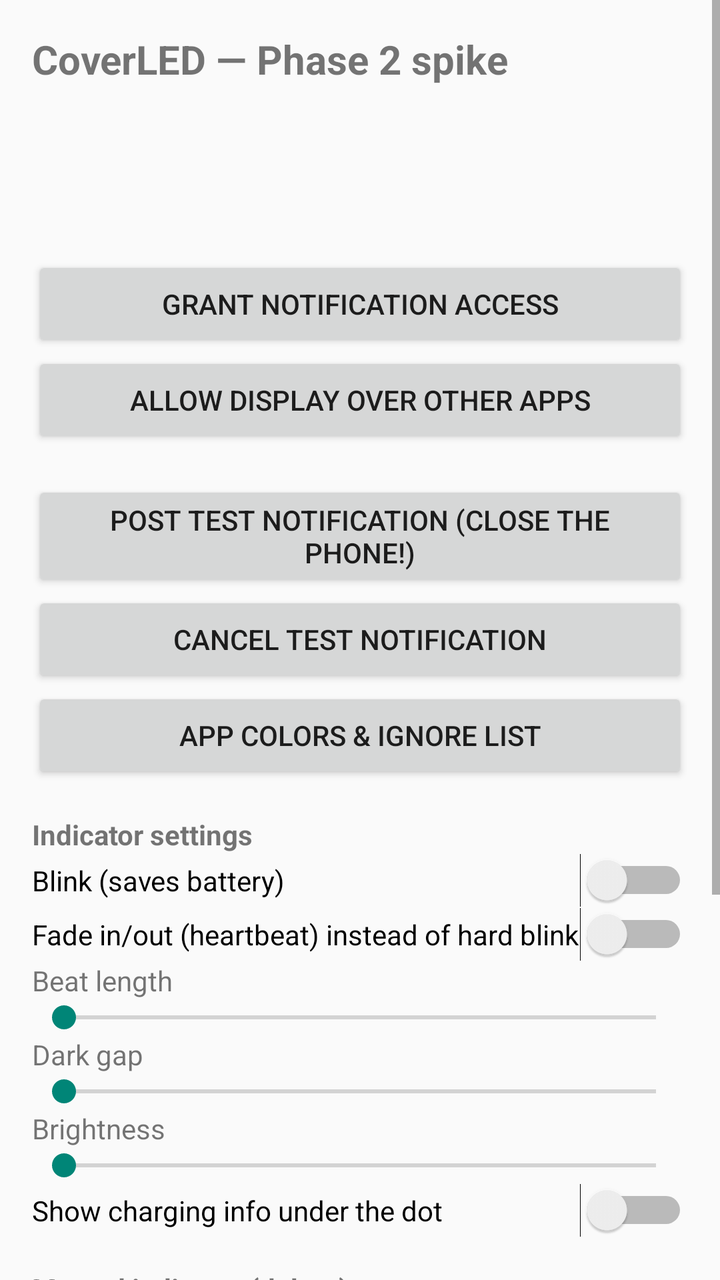
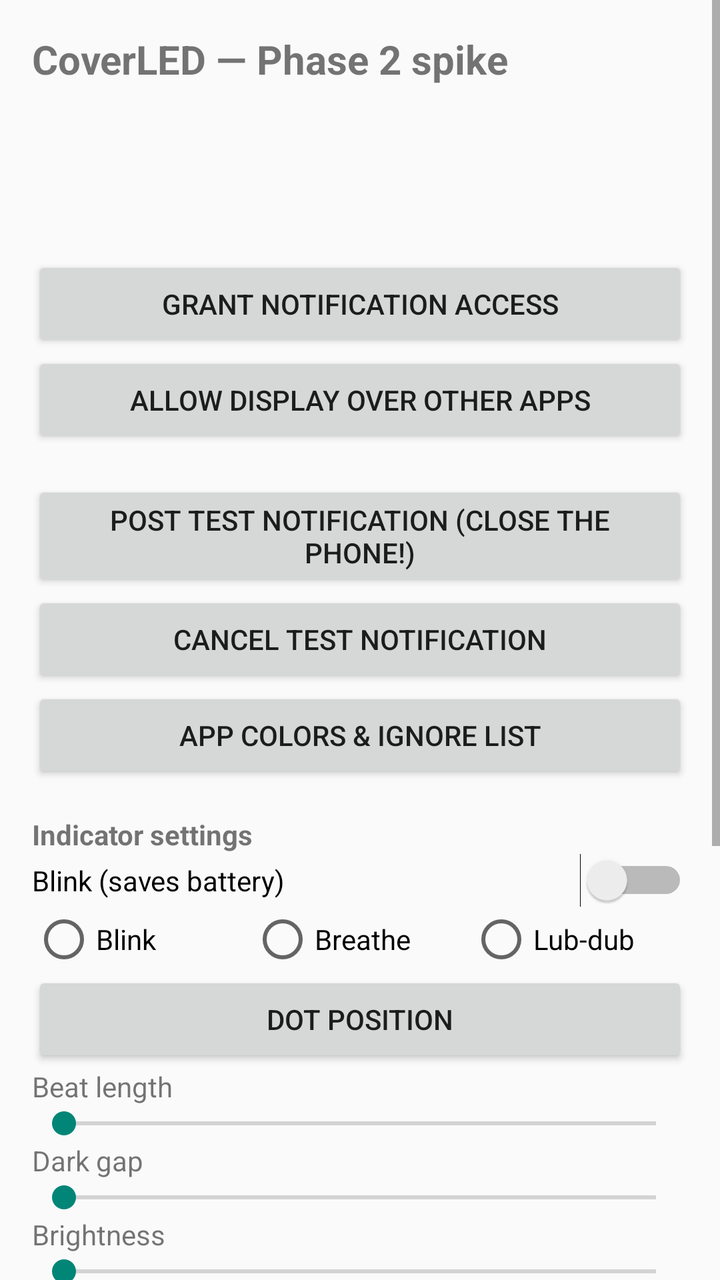

An Android layout rendered at two revisions. The XML below is the earlier revision; the diff shows what the commit changed to produce the second picture.
<!-- AndroidManifest.xml: application theme Theme.CoverLED -->
<!-- res/layout/activity_main.xml -->
<?xml version="1.0" encoding="utf-8"?>
<ScrollView xmlns:android="http://schemas.android.com/apk/res/android"
    android:layout_width="match_parent"
    android:layout_height="match_parent">

    <LinearLayout
        android:layout_width="match_parent"
        android:layout_height="wrap_content"
        android:orientation="vertical"
        android:padding="16dp">

        <TextView
            android:layout_width="match_parent"
            android:layout_height="wrap_content"
            android:text="CoverLED — Phase 2 spike"
            android:textSize="20sp"
            android:textStyle="bold" />

        <TextView
            android:id="@+id/txtDisplays"
            android:layout_width="match_parent"
            android:layout_height="wrap_content"
            android:layout_marginTop="12dp"
            android:fontFamily="monospace"
            android:textSize="12sp" />

        <TextView
            android:id="@+id/txtFold"
            android:layout_width="match_parent"
            android:layout_height="wrap_content"
            android:layout_marginTop="12dp"
            android:fontFamily="monospace"
            android:textSize="12sp" />

        <TextView
            android:id="@+id/txtAccess"
            android:layout_width="match_parent"
            android:layout_height="wrap_content"
            android:layout_marginTop="12dp"
            android:fontFamily="monospace"
            android:textSize="12sp" />

        <Button
            android:id="@+id/btnAccess"
            android:layout_width="match_parent"
            android:layout_height="wrap_content"
            android:text="Grant notification access" />

        <Button
            android:id="@+id/btnOverlay"
            android:layout_width="match_parent"
            android:layout_height="wrap_content"
            android:text="Allow display over other apps" />

        <TextView
            android:id="@+id/txtState"
            android:layout_width="match_parent"
            android:layout_height="wrap_content"
            android:fontFamily="monospace"
            android:textSize="12sp" />

        <Button
            android:id="@+id/btnTestNotif"
            android:layout_width="match_parent"
            android:layout_height="wrap_content"
            android:text="Post test notification (close the phone!)" />

        <Button
            android:id="@+id/btnCancelNotif"
            android:layout_width="match_parent"
            android:layout_height="wrap_content"
            android:text="Cancel test notification" />

        <Button
            android:id="@+id/btnColors"
            android:layout_width="match_parent"
            android:layout_height="wrap_content"
            android:text="App colors &amp; ignore list" />

        <TextView
            android:layout_width="match_parent"
            android:layout_height="wrap_content"
            android:layout_marginTop="16dp"
            android:text="Indicator settings"
            android:textStyle="bold" />

        <Switch
            android:id="@+id/swBlink"
            android:layout_width="match_parent"
            android:layout_height="wrap_content"
            android:text="Blink (saves battery)" />

        <Switch
            android:id="@+id/swFade"
            android:layout_width="match_parent"
            android:layout_height="wrap_content"
            android:text="Fade in/out (heartbeat) instead of hard blink" />

        <TextView
            android:id="@+id/lblBlinkOn"
            android:layout_width="match_parent"
            android:layout_height="wrap_content"
            android:text="Beat length" />

        <SeekBar
            android:id="@+id/sbBlinkOn"
            android:layout_width="match_parent"
            android:layout_height="wrap_content"
            android:max="28" />

        <TextView
            android:id="@+id/lblBlinkOff"
            android:layout_width="match_parent"
            android:layout_height="wrap_content"
            android:text="Dark gap" />

        <SeekBar
            android:id="@+id/sbBlinkOff"
            android:layout_width="match_parent"
            android:layout_height="wrap_content"
            android:max="29" />

        <TextView
            android:id="@+id/lblBrightness"
            android:layout_width="match_parent"
            android:layout_height="wrap_content"
            android:text="Brightness" />

        <SeekBar
            android:id="@+id/sbBrightness"
            android:layout_width="match_parent"
            android:layout_height="wrap_content"
            android:max="99" />

        <Switch
            android:id="@+id/swBattery"
            android:layout_width="match_parent"
            android:layout_height="wrap_content"
            android:text="Show charging info under the dot" />

        <TextView
            android:layout_width="match_parent"
            android:layout_height="wrap_content"
            android:layout_marginTop="16dp"
            android:text="Manual indicator (debug)"
            android:textStyle="bold" />

        <Button
            android:id="@+id/btnShowNow"
            android:layout_width="match_parent"
            android:layout_height="wrap_content"
            android:layout_marginTop="16dp"
            android:text="Show dot on cover NOW" />

        <Button
            android:id="@+id/btnShowDelayed"
            android:layout_width="match_parent"
            android:layout_height="wrap_content"
            android:text="Show dot on cover in 8 s (close the phone!)" />

        <Button
            android:id="@+id/btnShowMulti"
            android:layout_width="match_parent"
            android:layout_height="wrap_content"
            android:text="Show 3 dots in 8 s" />

        <Button
            android:id="@+id/btnHide"
            android:layout_width="match_parent"
            android:layout_height="wrap_content"
            android:text="Hide indicator" />

        <TextView
            android:id="@+id/txtLog"
            android:layout_width="match_parent"
            android:layout_height="wrap_content"
            android:layout_marginTop="16dp"
            android:fontFamily="monospace"
            android:textSize="11sp" />
    </LinearLayout>
</ScrollView>
<!-- resources referenced by this layout -->
<resources>
  <style name="Theme.CoverLED" parent="Theme.AppCompat.DayNight.NoActionBar" />
</resources>

<!-- the commit's change to res/layout/activity_main.xml (unified diff, before → after) -->
@@ -90,11 +90,21 @@
             android:layout_height="wrap_content"
             android:text="Blink (saves battery)" />
 
-        <Switch
-            android:id="@+id/swFade"
+        <RadioGroup
+            android:id="@+id/rgStyle"
             android:layout_width="match_parent"
             android:layout_height="wrap_content"
-            android:text="Fade in/out (heartbeat) instead of hard blink" />
+            android:orientation="horizontal">
+            <RadioButton android:id="@+id/rbHard" android:layout_width="0dp" android:layout_weight="1" android:layout_height="wrap_content" android:text="Blink" />
+            <RadioButton android:id="@+id/rbBreathe" android:layout_width="0dp" android:layout_weight="1" android:layout_height="wrap_content" android:text="Breathe" />
+            <RadioButton android:id="@+id/rbLubdub" android:layout_width="0dp" android:layout_weight="1" android:layout_height="wrap_content" android:text="Lub-dub" />
+        </RadioGroup>
+
+        <Button
+            android:id="@+id/btnPosition"
+            android:layout_width="match_parent"
+            android:layout_height="wrap_content"
+            android:text="Dot position" />
 
         <TextView
             android:id="@+id/lblBlinkOn"
